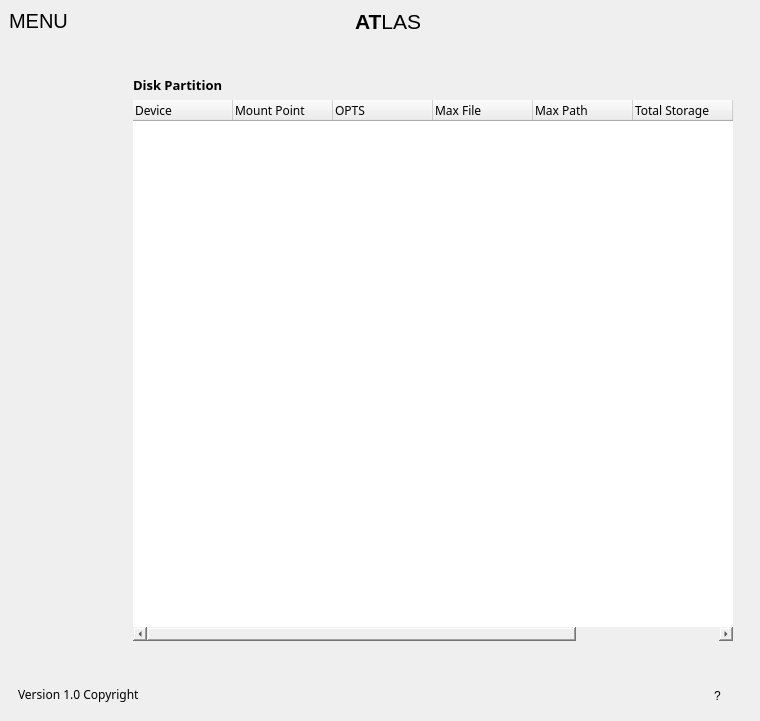
This is files/dashboard.ui in KramStyles/atlas as Qt 5 draws it before an edit. The edited form follows.
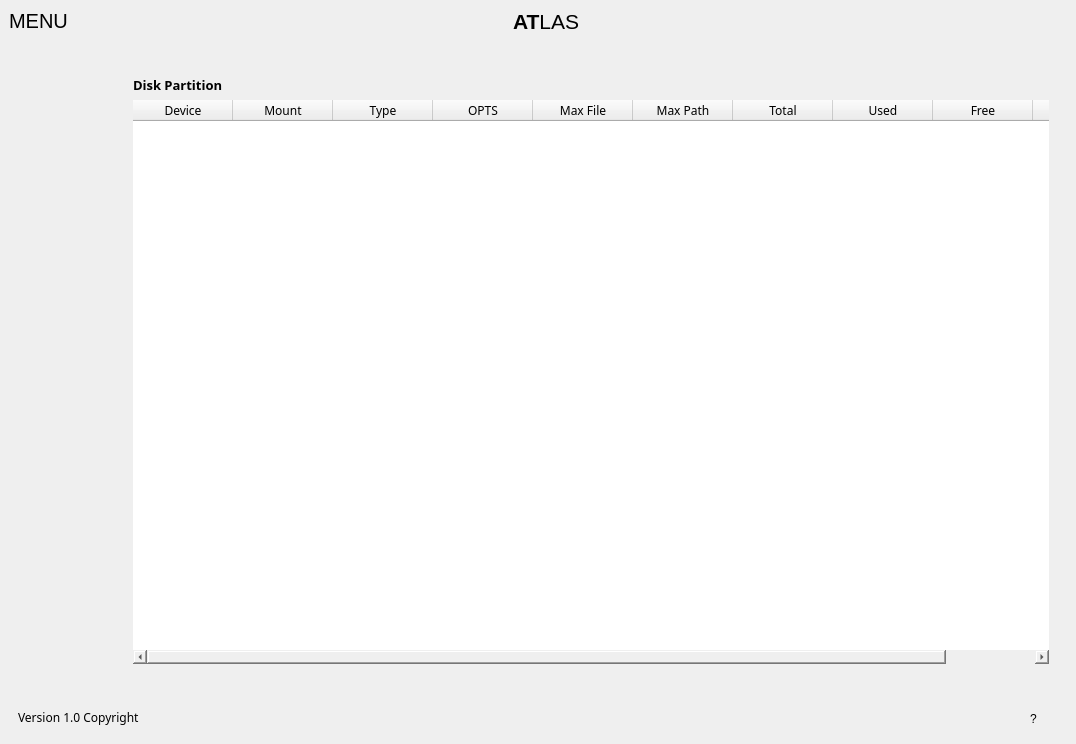
This is the edited form. The open tabs and pages were chosen to show the change. Icons and pictures are not drawn. Custom widgets are drawn as their Qt base class.

Commit message: storage part done

```diff
--- a/files/dashboard.ui
+++ b/files/dashboard.ui
@@ -6,8 +6,8 @@
    <rect>
     <x>0</x>
     <y>0</y>
-    <width>760</width>
-    <height>721</height>
+    <width>1076</width>
+    <height>744</height>
    </rect>
   </property>
   <property name="windowTitle">
@@ -1430,7 +1430,7 @@
                </widget>
               </item>
               <item>
-               <widget class="QTreeWidget" name="treeWidget_2">
+               <widget class="QTableWidget" name="tblStorage">
                 <column>
                  <property name="text">
                   <string>Device</string>
@@ -1438,7 +1438,12 @@
                 </column>
                 <column>
                  <property name="text">
-                  <string>Mount Point</string>
+                  <string>Mount</string>
+                 </property>
+                </column>
+                <column>
+                 <property name="text">
+                  <string>Type</string>
                  </property>
                 </column>
                 <column>
@@ -1458,17 +1463,22 @@
                 </column>
                 <column>
                  <property name="text">
-                  <string>Total Storage</string>
+                  <string>Total</string>
                  </property>
                 </column>
                 <column>
                  <property name="text">
-                  <string>Used Storage</string>
+                  <string>Used</string>
                  </property>
                 </column>
                 <column>
                  <property name="text">
-                  <string>Free Storage</string>
+                  <string>Free</string>
+                 </property>
+                </column>
+                <column>
+                 <property name="text">
+                  <string>Progress</string>
                  </property>
                 </column>
                </widget>
```
Left out of the diff: 2 changed lines with no effect on the pictures. The commit also changes 2 other files.
